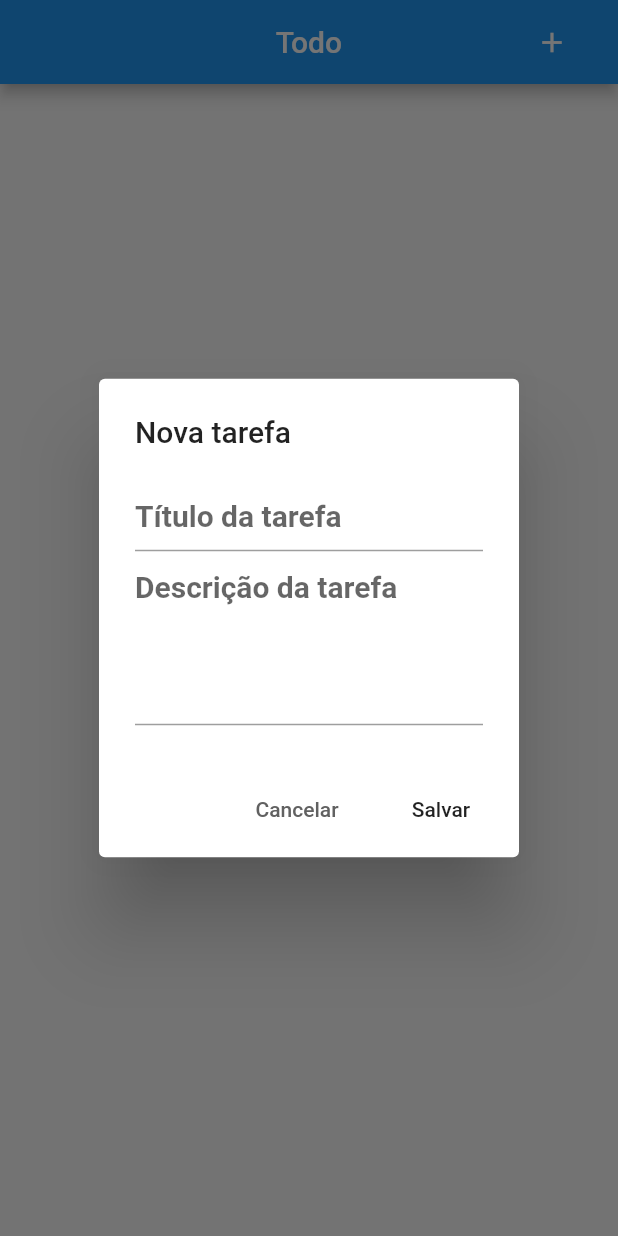
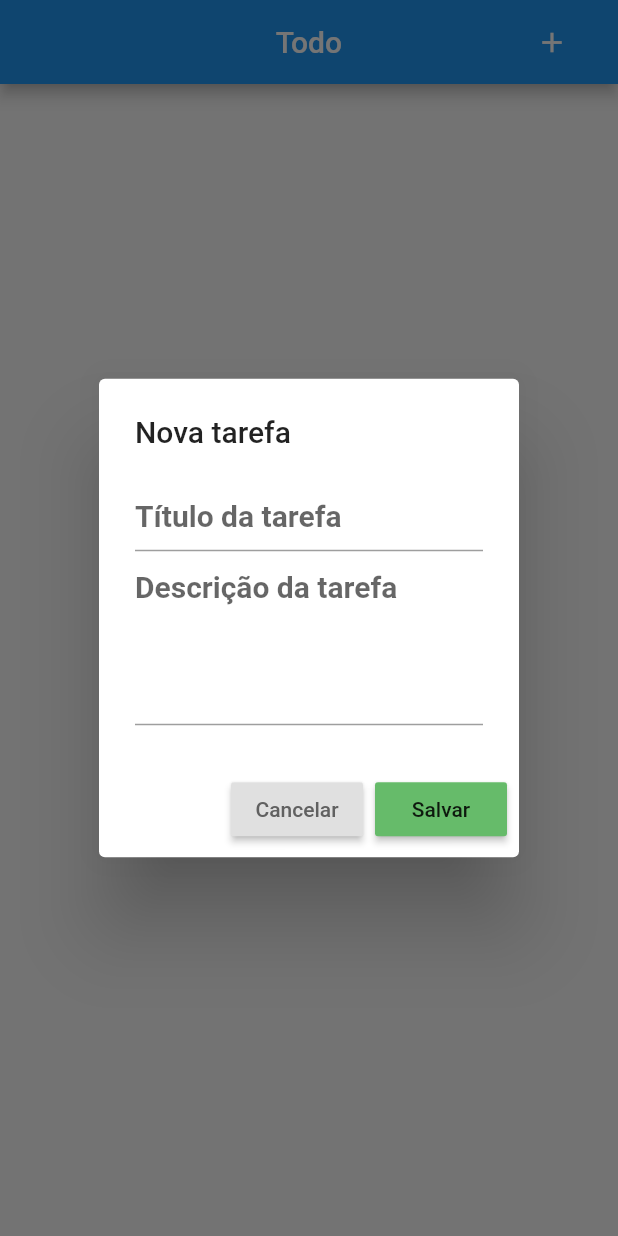
Before and after one commit to lucasbarrossantos/todo, a Flutter app: the screen it shows after launch, after a tap on the "add" icon, on a phone screen of 412 x 824 dp. Run offline on Flutter 3.47's test engine with Material 2 defaults, Android fonts, the phone set to English and light mode, and no system bars; our stand-ins replace dio, flutter_mobx, mobx; generated files the repository leaves out were written again; network calls fail.

Commit message:
Editar item no modal

```diff
--- a/lib/main.dart
+++ b/lib/main.dart
@@ -4,17 +4,16 @@ import 'package:todo_everis/screens/home/home_screen.dart';
 import 'package:todo_everis/service/todo_service.dart';
 
 void main() {
-  runApp(MyApp());
+  runApp(TodoMain());
 }
 
-class MyApp extends StatelessWidget {
+class TodoMain extends StatelessWidget {
   @override
   Widget build(BuildContext context) {
     return MultiProvider(
       providers: [
         Provider<TodoService>(
-          create: (_) => TodoService(),
-          lazy: false,
+          create: (_) => TodoService()
         )
       ],
       child: MaterialApp(
--- a/lib/model/todo.dart
+++ b/lib/model/todo.dart
@@ -26,13 +26,4 @@ class Todo {
   String toString() {
     return 'Todo{id: $id, createdAt: $createdAt, description: $description, title: $title}';
   }
-
-  @override
-  bool operator ==(other) {
-    return (other is Todo) && hashCode == other.hashCode;
-  }
-
-  @override
-  int get hashCode =>
-      id.hashCode ^ createdAt.hashCode ^ description.hashCode ^ title.hashCode;
 }
--- a/lib/screens/home/components/modal_add_or_edit.dart
+++ b/lib/screens/home/components/modal_add_or_edit.dart
@@ -1,4 +1,5 @@
 import 'package:flutter/material.dart';
+import 'package:flutter_mobx/flutter_mobx.dart';
 import 'package:todo_everis/model/todo.dart';
 import 'package:todo_everis/service/todo_service.dart';
 import 'package:provider/provider.dart';
@@ -14,10 +15,12 @@ class ModalAddOrEdit {
       context: context,
       barrierDismissible: false, // user must tap button!
       builder: (BuildContext context) {
+        print(_todoService.isEditing);
         return AlertDialog(
           title: Text('Nova tarefa'),
           content: SingleChildScrollView(
-            child: Form(
+            child: Observer(
+              builder: (_) => Form(
                 key: formKey,
                 child: ListBody(
                   children: <Widget>[
@@ -36,6 +39,7 @@ class ModalAddOrEdit {
                       onSaved: (title) {
                         _todo.title = title;
                       },
+                      enabled: !_todoService.isEditing,
                     ),
                     TextFormField(
                       maxLines: 4,
@@ -53,28 +57,40 @@ class ModalAddOrEdit {
                       onSaved: (description) {
                         _todo.description = description;
                       },
+                      enabled: !_todoService.isEditing,
                     ),
                   ],
                 ),
               ),
             ),
+          ),
           actions: <Widget>[
-            FlatButton(
+            RaisedButton(
               child: Text('Cancelar'),
               onPressed: () {
                 Navigator.of(context).pop();
               },
               textColor: Colors.grey[700],
             ),
-            FlatButton(
+            Observer(
+              builder: (_) => RaisedButton(
                 child: Text('Salvar'),
-              onPressed: () async {
+                onPressed: !_todoService.isEditing
+                    ? () async {
                         if (formKey.currentState.validate()) {
+                          _todoService.setEditing();
                           formKey.currentState.save();
-                  _todoService.add(_todo).then((_) => Navigator.of(context).pop());
+                          await Future.delayed(Duration(seconds: 3));
+                          _todoService
+                              .add(_todo)
+                              .then((_) => Navigator.of(context).pop());
                         }
-              },
+                      }
+                    : null,
+                color: Colors.green[400],
+                disabledColor: Colors.green.withAlpha(140),
               ),
+            )
           ],
         );
       },
--- a/lib/screens/home/home_screen.dart
+++ b/lib/screens/home/home_screen.dart
@@ -11,7 +11,7 @@ class HomeScreen extends StatelessWidget {
 
   @override
   Widget build(BuildContext context) {
-    final _todoService = Provider.of<TodoService>(context, listen: false);
+    final _todoService = Provider.of<TodoService>(context);
 
     return Scaffold(
         appBar: AppBar(
```
Also changed, not shown: lib/screens/home/components/item_tile.dart (+10 -2 lines), lib/service/todo_service.dart (+7 -0 lines), lib/service/todo_service.g.dart. Lines whose indentation alone changed are shown as unchanged.
